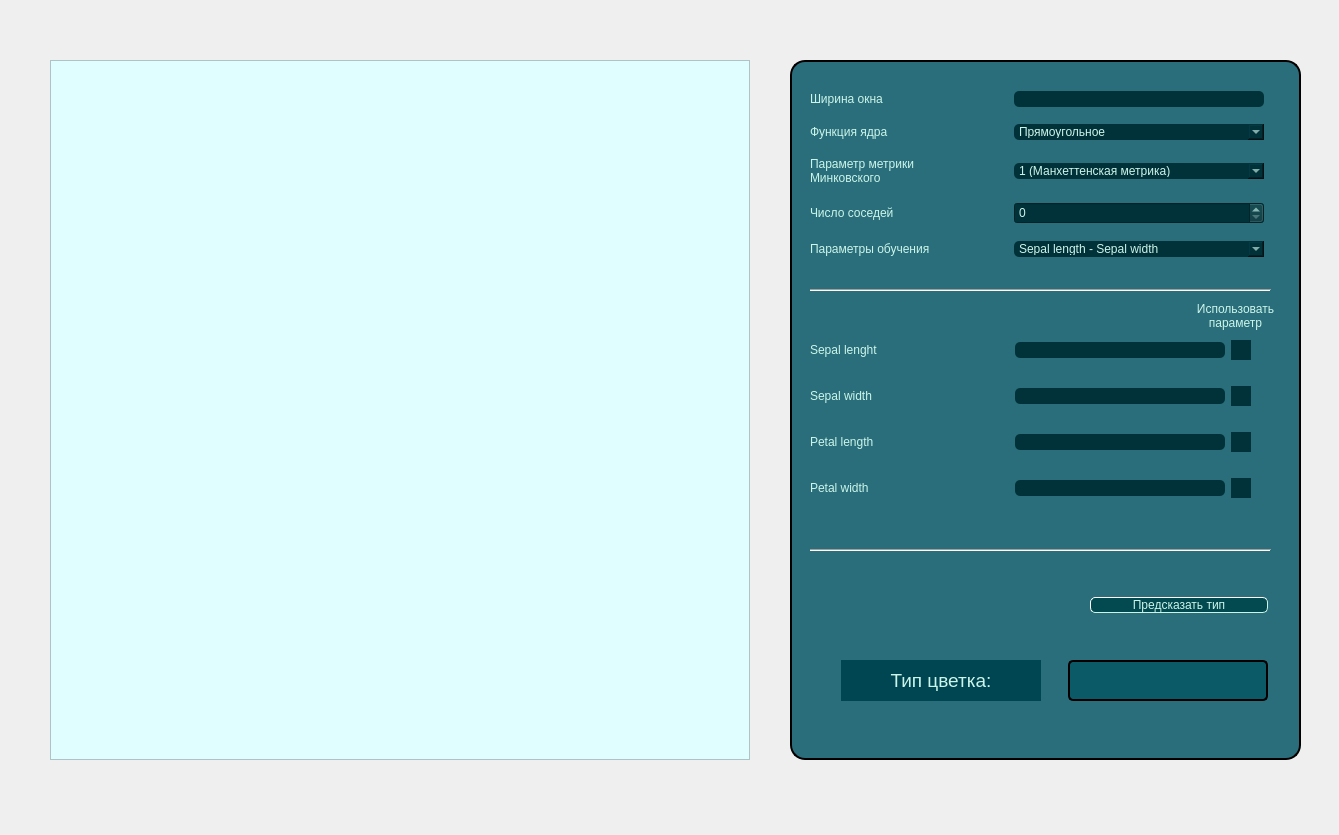
This is mainwindow.ui in EL96cpp/KnnVisualiser as Qt 5 draws it before an edit. The edited form follows.
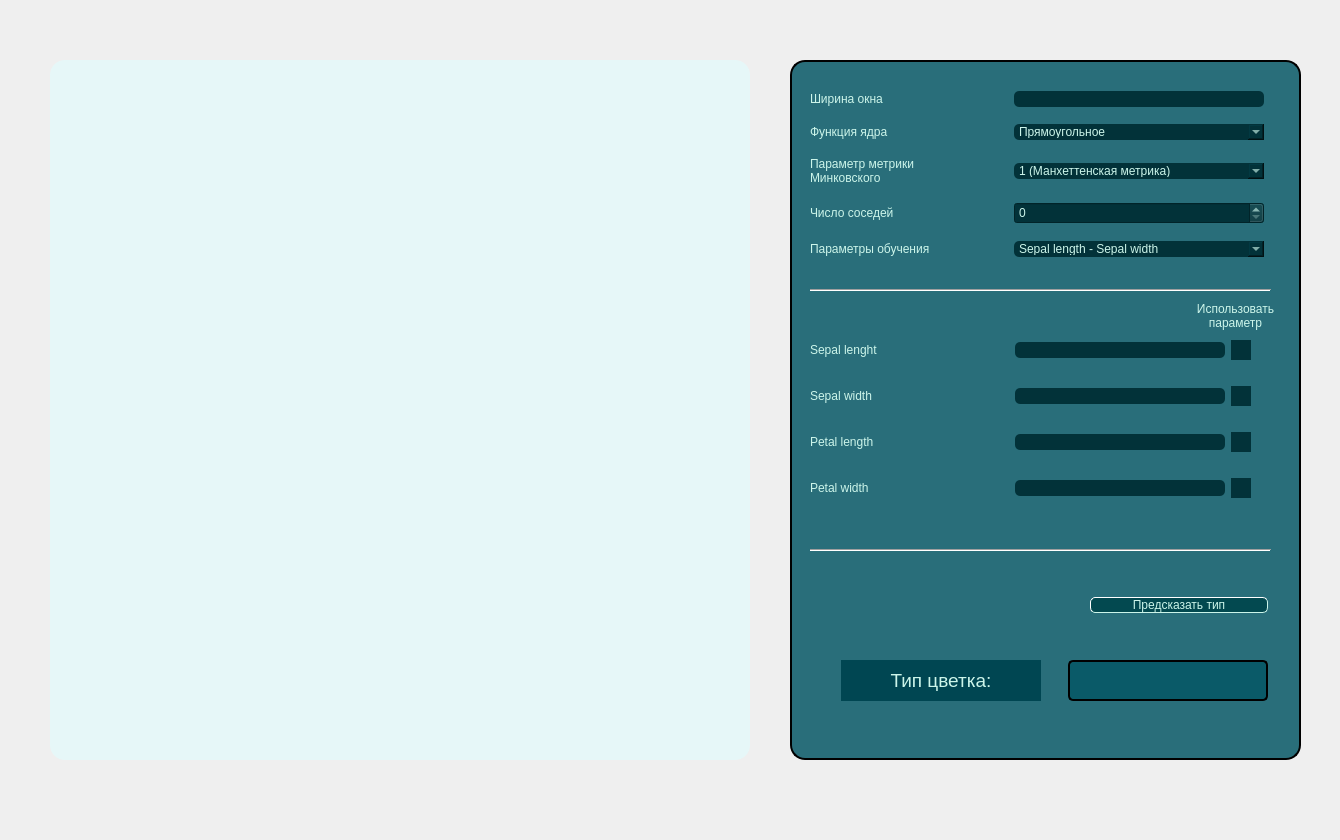
This is the edited form. Icons and pictures are not drawn.

Commit message: Added in on_featureLineEdit_textChanged() slots check if corresponding checkBox is enabled, to make sure user won't set in uncked state comboBoxes of features, required to building plot

What changed in the file:
```diff
--- a/mainwindow.ui
+++ b/mainwindow.ui
@@ -6,16 +6,28 @@
    <rect>
     <x>0</x>
     <y>0</y>
-    <width>1339</width>
-    <height>835</height>
+    <width>1340</width>
+    <height>840</height>
    </rect>
   </property>
   <property name="sizePolicy">
    <sizepolicy hsizetype="Fixed" vsizetype="Fixed">
-    <horstretch>0</horstretch>
+    <horstretch>134</horstretch>
     <verstretch>0</verstretch>
    </sizepolicy>
   </property>
+  <property name="minimumSize">
+   <size>
+    <width>1340</width>
+    <height>840</height>
+   </size>
+  </property>
+  <property name="maximumSize">
+   <size>
+    <width>1340</width>
+    <height>840</height>
+   </size>
+  </property>
   <property name="windowTitle">
    <string>MainWindow</string>
   </property>
@@ -27,6 +39,12 @@
 }</string>
   </property>
   <widget class="QWidget" name="centralwidget">
+   <property name="sizePolicy">
+    <sizepolicy hsizetype="Fixed" vsizetype="Fixed">
+     <horstretch>0</horstretch>
+     <verstretch>0</verstretch>
+    </sizepolicy>
+   </property>
    <property name="styleSheet">
     <string notr="true"/>
    </property>
@@ -1008,7 +1026,8 @@
      </size>
     </property>
     <property name="styleSheet">
-     <string notr="true">background-color: rgb(224, 253, 255);</string>
+     <string notr="true">background-color: rgba(224, 253, 255, 150);
+border-radius: 15px;</string>
     </property>
    </widget>
   </widget>
```
The commit also changes 7 other files.
